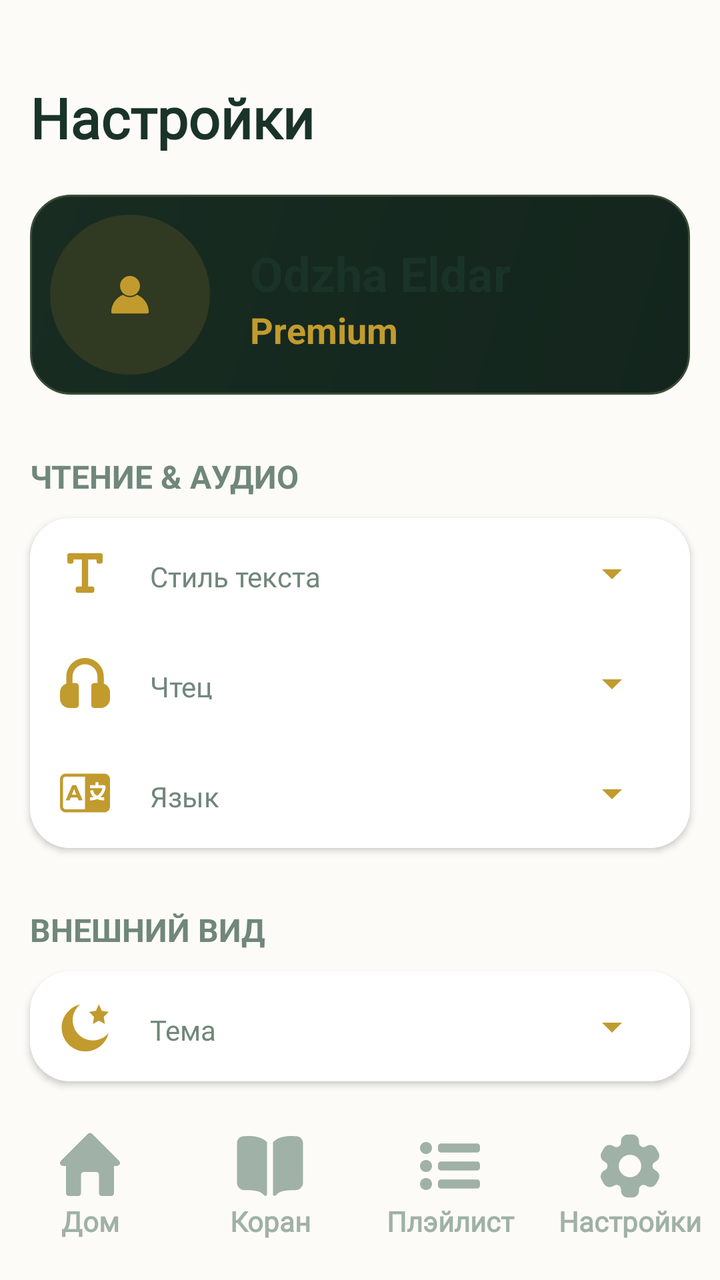
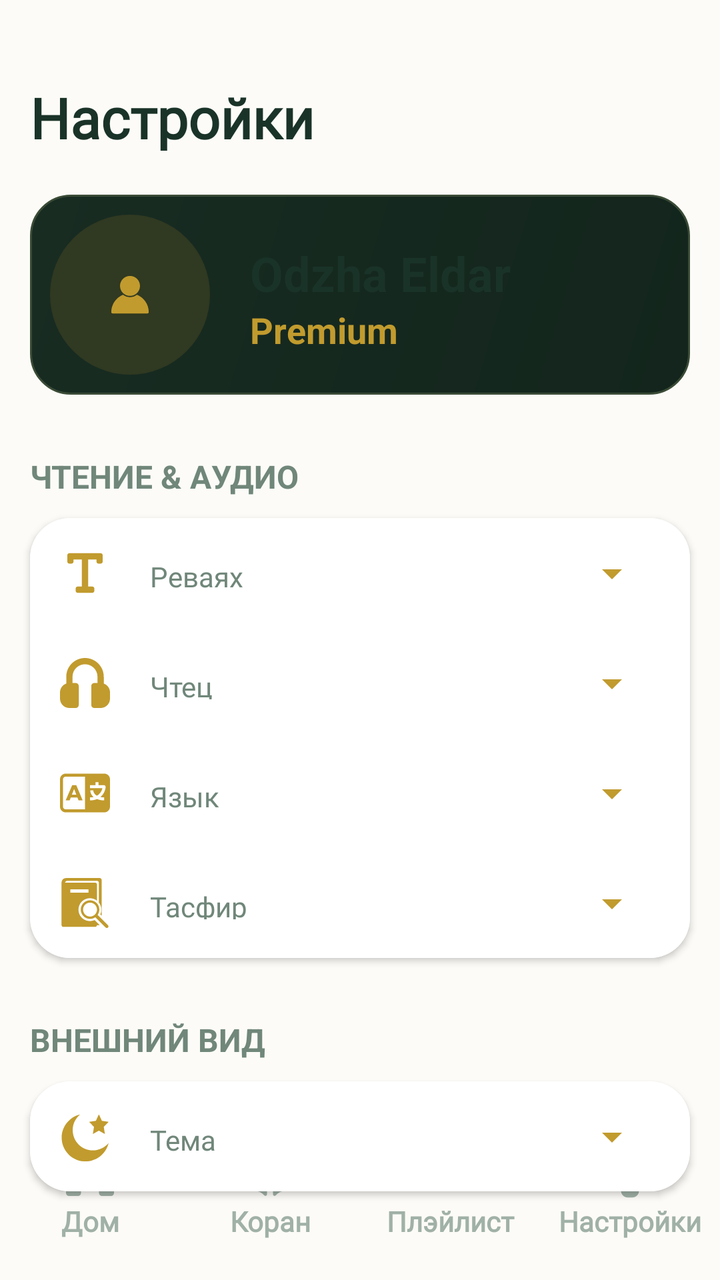

Before-and-after screenshots of an Android layout around one commit, followed by the original layout XML and the change that was made.
<!-- AndroidManifest.xml: application theme Theme.YchiCoran -->
<!-- res/layout/activity_settings.xml -->
<?xml version="1.0" encoding="utf-8"?>
<androidx.constraintlayout.widget.ConstraintLayout xmlns:android="http://schemas.android.com/apk/res/android"
    xmlns:app="http://schemas.android.com/apk/res-auto"
    xmlns:tools="http://schemas.android.com/tools"
    android:id="@+id/main"
    android:layout_width="match_parent"
    android:layout_height="match_parent"
    android:paddingTop="20dp">

        <TextView
            android:id="@+id/title_settings"
            android:layout_width="wrap_content"
            android:layout_height="wrap_content"
            android:layout_marginStart="15dp"
            android:layout_marginTop="20dp"
            android:fontFamily="@font/merriweather_bold"
            android:text="@string/down_menu_settings"
            android:textColor="@color/h1_text_color"
            android:textSize="28dp"
            android:textStyle="bold"
            app:layout_constraintStart_toStartOf="parent"
            app:layout_constraintTop_toTopOf="parent" />


    <androidx.constraintlayout.widget.ConstraintLayout
        android:id="@+id/constraintLayout2"
        android:layout_width="0dp"
        android:layout_height="100dp"
        android:layout_marginStart="15dp"
        android:layout_marginEnd="15dp"
        android:layout_marginTop="20dp"
        android:background="@drawable/card_gradiend"
        android:padding="10dp"
        app:layout_constraintEnd_toEndOf="parent"
        app:layout_constraintStart_toStartOf="parent"
        app:layout_constraintTop_toBottomOf="@+id/title_settings">

        <ImageView
            android:id="@+id/avatar_settings"
            android:layout_width="80dp"
            android:layout_height="match_parent"
            android:background="@drawable/yelov_cyrell"
            android:padding="30dp"
            android:src="@drawable/ic_settings_avatar"
            app:layout_constraintBottom_toBottomOf="parent"
            app:layout_constraintLeft_toLeftOf="parent"
            app:layout_constraintTop_toTopOf="parent" />

        <TextView
            android:id="@+id/UserName"
            android:layout_width="wrap_content"
            android:layout_height="wrap_content"
            android:layout_marginLeft="20dp"
            android:text="Odzha Eldar"
            android:textColor="@color/h1_text_color"
            android:textSize="24dp"
            android:textStyle="bold"
            app:layout_constraintBottom_toBottomOf="parent"
            app:layout_constraintStart_toEndOf="@+id/avatar_settings"
            app:layout_constraintTop_toTopOf="parent"
            app:layout_constraintVertical_bias="0.26999998" />

        <TextView
            android:id="@+id/User_status"
            android:layout_width="wrap_content"
            android:layout_height="wrap_content"
            android:layout_marginLeft="20dp"
            android:text="Premium"
            android:textColor="@color/h2_text_color"
            android:textSize="18dp"
            android:textStyle="bold"
            app:layout_constraintStart_toEndOf="@+id/avatar_settings"
            app:layout_constraintTop_toBottomOf="@+id/UserName" />


    </androidx.constraintlayout.widget.ConstraintLayout>

    <TextView
        android:id="@+id/title_reading"
        android:layout_width="wrap_content"
        android:layout_height="wrap_content"
        android:layout_marginStart="15dp"
        android:layout_marginTop="30dp"
        android:text="@string/title_seting_read"
        android:textColor="@color/standart_txt"
        android:textSize="16dp"
        android:textStyle="bold"
        app:layout_constraintStart_toStartOf="parent"
        app:layout_constraintTop_toBottomOf="@+id/constraintLayout2" />

    <androidx.cardview.widget.CardView
        android:id="@+id/cardView"
        android:layout_width="0dp"
        android:layout_height="wrap_content"
        android:layout_marginStart="15dp"
        android:layout_marginEnd="15dp"
        android:layout_marginTop="10dp"
        android:background="@color/background_card"
        app:cardCornerRadius="20dp"
        app:layout_constraintEnd_toEndOf="parent"
        app:layout_constraintStart_toStartOf="parent"
        app:layout_constraintTop_toBottomOf="@+id/title_reading">

        <LinearLayout
            android:layout_width="match_parent"
            android:layout_height="wrap_content"
            android:orientation="vertical">
            <androidx.constraintlayout.widget.ConstraintLayout style="@style/block_settings">

                <ImageView
                    android:id="@+id/img_style_text"
                    style="@style/img_settings"
                    android:src="@drawable/ic_settings_style_text"
                    app:layout_constraintBottom_toBottomOf="parent"
                    app:layout_constraintStart_toStartOf="parent"
                    app:layout_constraintTop_toTopOf="parent" />

                <TextView
                    android:id="@+id/text_style_text"
                    style="@style/text_settings"
                    android:text="@string/text_setting_style_text"
                    app:layout_constraintBottom_toBottomOf="parent"
                    app:layout_constraintEnd_toStartOf="@+id/spinner_style_text"
                    app:layout_constraintStart_toEndOf="@+id/img_style_text"
                    app:layout_constraintTop_toTopOf="parent" />

                <Spinner
                    android:id="@+id/spinner_riwayah"
                    style="@style/spriner_settings"
                    app:layout_constraintBottom_toBottomOf="parent"
                    app:layout_constraintEnd_toEndOf="parent"
                    app:layout_constraintTop_toTopOf="parent" />

            </androidx.constraintlayout.widget.ConstraintLayout>

            <androidx.constraintlayout.widget.ConstraintLayout style="@style/block_settings">

                <ImageView
                    android:id="@+id/img_reader"
                    style="@style/img_settings"
                    android:src="@drawable/ic_settings_reader"
                    app:layout_constraintBottom_toBottomOf="parent"
                    app:layout_constraintStart_toStartOf="parent"
                    app:layout_constraintTop_toTopOf="parent" />

                <TextView
                    android:id="@+id/text_reader"
                    style="@style/text_settings"
                    android:text="@string/text_setting_reader"
                    app:layout_constraintBottom_toBottomOf="parent"
                    app:layout_constraintEnd_toStartOf="@+id/spinner_reader"
                    app:layout_constraintStart_toEndOf="@+id/img_reader"
                    app:layout_constraintTop_toTopOf="parent" />

                <Spinner
                    android:id="@+id/spinner_reader"
                    style="@style/spriner_settings"
                    android:prompt="@string/text_setting_theme"
                    app:layout_constraintBottom_toBottomOf="parent"
                    app:layout_constraintEnd_toEndOf="parent"
                    app:layout_constraintTop_toTopOf="parent" />
            </androidx.constraintlayout.widget.ConstraintLayout>

            <androidx.constraintlayout.widget.ConstraintLayout style="@style/block_settings">

                <ImageView
                    android:id="@+id/img_target_language"
                    style="@style/img_settings"
                    android:src="@drawable/ic_settings_language"
                    app:layout_constraintBottom_toBottomOf="parent"
                    app:layout_constraintStart_toStartOf="parent"
                    app:layout_constraintTop_toTopOf="parent" />

                <TextView
                    android:id="@+id/text_target_language"
                    style="@style/text_settings"
                    android:text="@string/text_setting_language"
                    app:layout_constraintBottom_toBottomOf="parent"
                    app:layout_constraintEnd_toStartOf="@+id/spinner_target_language"
                    app:layout_constraintStart_toEndOf="@+id/img_target_language"
                    app:layout_constraintTop_toTopOf="parent" />

                <Spinner
                    android:id="@+id/spinner_target_language"
                    style="@style/spriner_settings"
                    app:layout_constraintBottom_toBottomOf="parent"
                    app:layout_constraintEnd_toEndOf="parent"
                    app:layout_constraintTop_toTopOf="parent" />
            </androidx.constraintlayout.widget.ConstraintLayout>

        </LinearLayout>
    </androidx.cardview.widget.CardView>

    <TextView
        android:id="@+id/setting_them"
        android:layout_width="wrap_content"
        android:layout_height="wrap_content"
        android:layout_marginStart="15dp"
        android:layout_marginTop="30dp"
        android:text="@string/title_seting_them"
        android:textColor="@color/standart_txt"
        android:textSize="16dp"
        android:textStyle="bold"
        app:layout_constraintStart_toStartOf="parent"
        app:layout_constraintTop_toBottomOf="@+id/cardView" />

    <androidx.cardview.widget.CardView
        android:id="@+id/block_theme"
        android:layout_width="0dp"
        android:layout_height="wrap_content"
        android:layout_marginStart="15dp"
        android:layout_marginEnd="15dp"
        android:layout_marginTop="10dp"
        android:background="@color/background_card"
        app:cardCornerRadius="20dp"
        app:layout_constraintEnd_toEndOf="parent"
        app:layout_constraintStart_toStartOf="parent"
        app:layout_constraintTop_toBottomOf="@+id/setting_them">


        <LinearLayout
            android:layout_width="match_parent"
            android:layout_height="wrap_content"
            android:orientation="vertical">

            <androidx.constraintlayout.widget.ConstraintLayout style="@style/block_settings">

                <ImageView
                    android:id="@+id/img_theme"
                    style="@style/img_settings"
                    android:src="@drawable/ic_settings_theme"
                    app:layout_constraintBottom_toBottomOf="parent"
                    app:layout_constraintStart_toStartOf="parent"
                    app:layout_constraintTop_toTopOf="parent" />

                <TextView
                    android:id="@+id/text_theme"
                    style="@style/text_settings"
                    android:text="@string/text_setting_theme"
                    app:layout_constraintBottom_toBottomOf="parent"
                    app:layout_constraintEnd_toStartOf="@+id/spinner_theme"
                    app:layout_constraintStart_toEndOf="@+id/img_theme"
                    app:layout_constraintTop_toTopOf="parent" />

                <Spinner
                    android:id="@+id/spinner_theme"
                    style="@style/spriner_settings"
                    app:layout_constraintBottom_toBottomOf="parent"
                    app:layout_constraintEnd_toEndOf="parent"
                    app:layout_constraintTop_toTopOf="parent" />

            </androidx.constraintlayout.widget.ConstraintLayout>
        </LinearLayout>
    </androidx.cardview.widget.CardView>


    <include
        layout="@layout/down_navbar"
        android:layout_width="match_parent"
        android:layout_height="wrap_content"
        app:layout_constraintBottom_toBottomOf="parent"
        app:layout_constraintEnd_toEndOf="parent"
        app:layout_constraintStart_toStartOf="parent" />



</androidx.constraintlayout.widget.ConstraintLayout>
<!-- res/layout/down_navbar.xml (included above) -->
<?xml version="1.0" encoding="utf-8"?>
<LinearLayout xmlns:android="http://schemas.android.com/apk/res/android"
    xmlns:app="http://schemas.android.com/apk/res-auto"
    android:id="@+id/down_menu"
    android:layout_width="match_parent"
    android:background="@color/background_nav_bar"
    android:layout_height="wrap_content"
    android:baselineAligned="false"
    android:orientation="horizontal"
    android:paddingBottom="20dp"
    android:paddingTop="5dp"
    app:layout_constraintBottom_toBottomOf="parent"
    app:layout_constraintEnd_toEndOf="parent"
    app:layout_constraintHorizontal_bias="0.55"
    app:layout_constraintStart_toStartOf="parent">
    <LinearLayout
        android:id="@+id/menu_home"
        style="@style/block_nav_bar">
        <ImageView
            android:id="@+id/img_menu_home"
            style="@style/img_nav_bar"
            app:srcCompat="@drawable/ic_menu_home" />
        <TextView
            android:id="@+id/text_menu_home"
            style="@style/text_nav_bar"
            android:text="@string/down_menu_home" />
    </LinearLayout>
    <LinearLayout
        android:id="@+id/menu_quran"
        style="@style/block_nav_bar">
        <ImageView
            android:id="@+id/img_menu_quran"
            style="@style/img_nav_bar"
            app:srcCompat="@drawable/ic_menu_quran" />
        <TextView
            android:id="@+id/text_menu_quran"
            style="@style/text_nav_bar"
            android:text="@string/down_menu_quran" />
    </LinearLayout>
    <LinearLayout
        android:id="@+id/menu_play_list"
        style="@style/block_nav_bar">
        <ImageView
            android:id="@+id/img_menu_play_list"
            style="@style/img_nav_bar"
            app:srcCompat="@drawable/ic_menu_play_list" />
        <TextView
            android:id="@+id/text_menu_play_list"
            style="@style/text_nav_bar"
            android:text="@string/down_menu_play_list" />
    </LinearLayout>
    <LinearLayout
        android:id="@+id/menu_settings"
        style="@style/block_nav_bar">

        <ImageView
            android:id="@+id/img_menu_settings"
            style="@style/img_nav_bar"
            app:srcCompat="@drawable/ic_menu_settings" />

        <TextView
            android:id="@+id/text_menu_settings"
            style="@style/text_nav_bar"
            android:text="@string/down_menu_settings" />
    </LinearLayout>
</LinearLayout>
<!-- resources referenced by this layout -->
<resources>
  <color name="background_card">#FFFFFF</color>
  <color name="background_nav_bar">#FDFBF7</color>
  <color name="h1_text_color">#1A3329</color>
  <color name="h2_text_color">#C19B2E</color>
  <color name="standart_txt">#70877A</color>
  <!-- drawable yelov_cyrell (drawable) -->
  <?xml version="1.0" encoding="utf-8"?>
  <shape xmlns:android="http://schemas.android.com/apk/res/android">
      <solid android:color="#303921"/>
      <corners android:radius="50dp"/>
  
  </shape>
  <string name="down_menu_home">Дом</string>
  <string name="down_menu_play_list">Плэйлист</string>
  <string name="down_menu_quran">Коран</string>
  <string name="down_menu_settings">Настройки</string>
  <string name="text_setting_language">Язык</string>
  <string name="text_setting_reader">Чтец</string>
  <string name="text_setting_style_text">Стиль текста</string>
  <string name="text_setting_theme">Тема</string>
  <string name="title_seting_read">ЧТЕНИЕ &amp; АУДИО</string>
  <string name="title_seting_them">ВНЕШНИЙ ВИД</string>
  <style name="block_nav_bar">
          <item name="android:layout_width">0dp</item>
          <item name="android:layout_weight">1</item>
          <item name="android:layout_height">match_parent</item>
          <item name="android:clickable">true</item>
          <item name="android:orientation">vertical</item>
      </style>
  <style name="block_settings">
          <item name="android:layout_width">match_parent</item>
          <item name="android:layout_height">wrap_content</item>
          <item name="android:padding">15dp</item>
          <item name="android:background">@color/background_card</item>
      </style>
  <style name="img_nav_bar">
          <item name="android:layout_width">36dp</item>
          <item name="android:layout_height">36dp</item>
          <item name="android:layout_gravity">center</item>
      </style>
  <style name="Theme.YchiCoran" parent="Base.Theme.YchiCoran" />
  <color name="down_nav_item_color">#A0B1A7</color>
  <color name="background_activ_element">#C19B2E</color>
  <color name="background_layout">#FCFBF7</color>
  <!-- unchanged entries left out for length: 15 -->
</resources>

<!-- the commit's change to res/layout/activity_settings.xml (unified diff, before → after) -->
@@ -187,6 +187,33 @@
                     app:layout_constraintEnd_toEndOf="parent"
                     app:layout_constraintTop_toTopOf="parent" />
             </androidx.constraintlayout.widget.ConstraintLayout>
+            <androidx.constraintlayout.widget.ConstraintLayout style="@style/block_settings">
+
+                <ImageView
+                    android:id="@+id/img_tafsir_setting"
+                    style="@style/img_settings"
+                    android:src="@drawable/ic_tafsir_setting"
+                    app:layout_constraintBottom_toBottomOf="parent"
+                    app:layout_constraintStart_toStartOf="parent"
+                    app:layout_constraintTop_toTopOf="parent" />
+
+                <TextView
+                    android:id="@+id/text_target_tasfit"
+                    style="@style/text_settings"
+                    android:text="@string/text_setting_tasfir"
+                    app:layout_constraintBottom_toBottomOf="parent"
+                    app:layout_constraintEnd_toStartOf="@+id/spinner_tafsir"
+                    app:layout_constraintStart_toEndOf="@+id/img_tafsir_setting"
+                    app:layout_constraintTop_toTopOf="parent" />
+
+                <Spinner
+                    android:id="@+id/spinner_tafsir"
+                    style="@style/spriner_settings"
+                    app:layout_constraintBottom_toBottomOf="parent"
+                    app:layout_constraintEnd_toEndOf="parent"
+                    app:layout_constraintTop_toTopOf="parent" />
+            </androidx.constraintlayout.widget.ConstraintLayout>
+
 
         </LinearLayout>
     </androidx.cardview.widget.CardView>
<!-- resource entries referenced after the edit -->
@@ -5,6 +5,12 @@
   <color name="h1_text_color">#1A3329</color>
   <color name="h2_text_color">#C19B2E</color>
   <color name="standart_txt">#70877A</color>
+  <!-- drawable ic_tafsir_setting (drawable) -->
+  <vector xmlns:android="http://schemas.android.com/apk/res/android" android:autoMirrored="true" android:height="800dp" android:viewportHeight="26.064" android:viewportWidth="26.064" android:width="800dp">
+        
+      <path android:fillColor="@color/background_activ_element" android:pathData="M19.27,23.146l-1.218,-1.22c-0.555,0.253 -1.146,0.419 -1.75,0.49c-0.446,0.067 -0.729,0.053 -1.222,0.021l-0.059,-0.004c-3.077,-0.291 -5.397,-2.843 -5.397,-5.938c0.005,-1.614 0.631,-3.109 1.762,-4.232c1.131,-1.122 2.631,-1.737 4.224,-1.729c1.381,0.004 2.65,0.484 3.66,1.279V3.369c0,-0.511 -0.412,-0.923 -0.921,-0.923L2.626,2.438c0,-0.633 0.953,-0.955 0.953,-0.955h15.692c0.982,0 0.954,0.865 0.954,0.865v10.4c0.831,1.025 1.331,2.329 1.331,3.746c-0.002,0.865 -0.184,1.699 -0.531,2.464l0.654,0.656V0.866C21.678,0.175 20.812,0 20.812,0H3.406C0.809,0 0.809,2.405 0.809,2.405v22.156c0,0.509 0.412,0.923 0.923,0.923h16.617c0.51,0 0.921,-0.414 0.921,-0.923h1.414l-0.93,-0.932L19.27,23.146zM5.347,5.875h9.53v1.803h-9.53V5.875zM25.004,24.611l-5.375,-5.374c0.546,-0.782 0.868,-1.729 0.871,-2.754c0.009,-2.674 -2.152,-4.85 -4.826,-4.856c-2.673,-0.012 -4.85,2.15 -4.859,4.824c-0.008,2.523 1.915,4.603 4.381,4.836h0.024c0.483,0.034 0.667,0.041 0.998,-0.011c0.815,-0.093 1.568,-0.391 2.208,-0.838l5.376,5.375c0.332,0.334 0.871,0.334 1.203,0.002C25.337,25.482 25.337,24.945 25.004,24.611zM15.646,20.099c-2.006,-0.006 -3.627,-1.638 -3.62,-3.646c0.006,-2.004 1.64,-3.624 3.645,-3.616c2.005,0.006 3.625,1.638 3.618,3.643C19.284,18.487 17.65,20.106 15.646,20.099z"/>
+      
+  </vector>
   <!-- drawable yelov_cyrell (drawable) -->
   <?xml version="1.0" encoding="utf-8"?>
   <shape xmlns:android="http://schemas.android.com/apk/res/android">
@@ -18,7 +24,8 @@
   <string name="down_menu_settings">Настройки</string>
   <string name="text_setting_language">Язык</string>
   <string name="text_setting_reader">Чтец</string>
-  <string name="text_setting_style_text">Стиль текста</string>
+  <string name="text_setting_style_text">Реваях</string>
+  <string name="text_setting_tasfir">Тасфир</string>
   <string name="text_setting_theme">Тема</string>
   <string name="title_seting_read">ЧТЕНИЕ &amp; АУДИО</string>
   <string name="title_seting_them">ВНЕШНИЙ ВИД</string>
